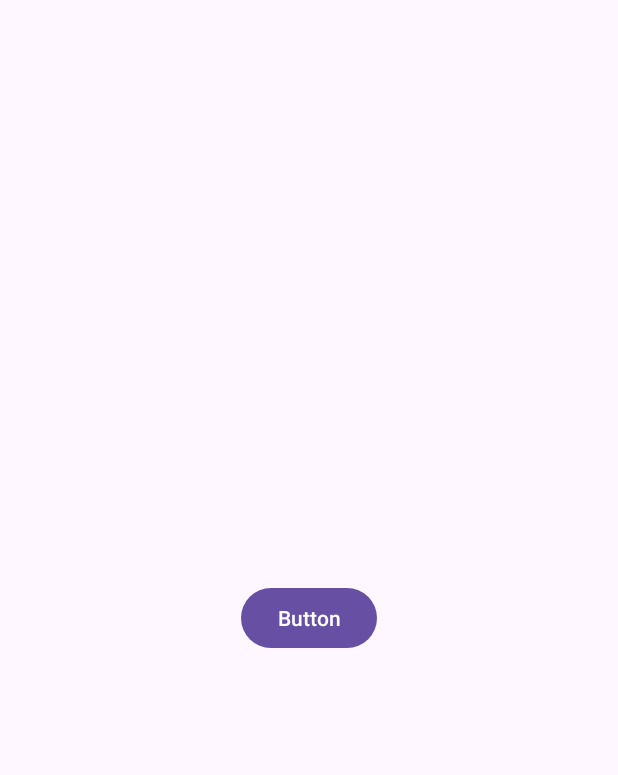
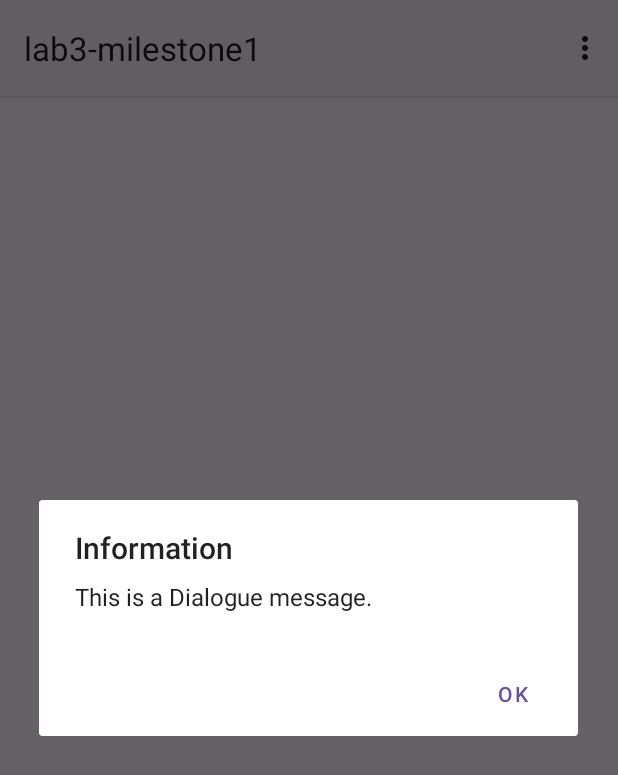
Before and after one commit to inglettronald/lab3-milestone1, an Android app: the screen it shows after launch (MainActivity), after a tap on "Button", on a phone screen of 412 x 824 dp. Shown: the top 775 px of the screen. Run offline under Robolectric (Android 15) with nearby library versions, the phone set to English and light mode, and no system bars.

Commit message:
implement milestone 1

```diff
--- /dev/null
+++ b/app/src/main/java/com/cs407/lab3_milestone1/ExampleDialog.java
@@ -0,0 +1,22 @@
+package com.cs407.lab3_milestone1;
+
+import android.app.AlertDialog;
+import android.app.Dialog;
+import android.os.Bundle;
+
+import androidx.annotation.NonNull;
+import androidx.annotation.Nullable;
+import androidx.appcompat.app.AppCompatDialogFragment;
+
+public class ExampleDialog extends AppCompatDialogFragment {
+
+    @NonNull
+    @Override
+    public Dialog onCreateDialog(@Nullable Bundle savedInstanceState) {
+        AlertDialog.Builder result = new AlertDialog.Builder(getActivity())
+                .setTitle("Information")
+                .setMessage("This is a Dialogue message.")
+                .setPositiveButton("ok", (dialogInterface, i) -> {});
+        return result.create();
+    }
+}
--- a/app/src/main/java/com/cs407/lab3_milestone1/MainActivity.java
+++ b/app/src/main/java/com/cs407/lab3_milestone1/MainActivity.java
@@ -1,10 +1,15 @@
 package com.cs407.lab3_milestone1;
 
+import androidx.annotation.NonNull;
 import androidx.appcompat.app.AppCompatActivity;
 
 import android.os.Bundle;
+import android.view.Menu;
+import android.view.MenuInflater;
+import android.view.MenuItem;
 import android.view.View;
 import android.widget.Button;
+import android.widget.Toast;
 
 public class MainActivity extends AppCompatActivity {
 
@@ -17,6 +22,37 @@ public class MainActivity extends AppCompatActivity {
     }
 
     public void openDialog() {
+        ExampleDialog exampleDialog = new ExampleDialog();
+        exampleDialog.show(getSupportFragmentManager(), "exampleDialog");
+    }
 
+    @Override
+    public boolean onCreateOptionsMenu(Menu menu) {
+        MenuInflater inflater = getMenuInflater();
+        inflater.inflate(R.menu.example_menu, menu);
+        return true;
+    }
+
+    @Override
+    public boolean onOptionsItemSelected(@NonNull MenuItem item) {
+        int itemId = item.getItemId();
+
+        if (itemId == R.id.item1) {
+            Toast.makeText(this, "Item 1 selected", Toast.LENGTH_SHORT).show();;
+            return true;
+        } else if (itemId == R.id.item2) {
+            Toast.makeText(this, "Item 2 Selected", Toast.LENGTH_SHORT).show();
+            return true;
+        } else if (itemId == R.id.item3) {
+            Toast.makeText(this, "Item 3 Selected", Toast.LENGTH_SHORT).show();
+            return true;
+        } else if (itemId == R.id.subItem1) {
+            Toast.makeText(this, "Sub Item 1 Selected", Toast.LENGTH_SHORT).show();
+            return true;
+        } else if (itemId == R.id.subItem2) {
+            Toast.makeText(this, "Sub Item 2 Selected", Toast.LENGTH_SHORT).show();
+            return true;
+        }
+        return super.onOptionsItemSelected(item);
     }
 }
--- /dev/null
+++ b/app/src/main/res/drawable/ic_icon.xml
@@ -0,0 +1,5 @@
+<vector android:height="24dp" android:tint="#000000"
+    android:viewportHeight="24" android:viewportWidth="24"
+    android:width="24dp" xmlns:android="http://schemas.android.com/apk/res/android">
+    <path android:fillColor="@android:color/white" android:pathData="M19.75,8c-0.69,0 -1.25,0.56 -1.25,1.25V15H18c-1.65,0 -3,1.35 -3,3h-1c0,-2.04 1.53,-3.72 3.5,-3.97l0,-10.78C17.5,2.56 16.94,2 16.25,2C15.56,2 15,2.56 15,3.25V11h-1V1.25C14,0.56 13.44,0 12.75,0S11.5,0.56 11.5,1.25V11h-1V2.75c0,-0.69 -0.56,-1.25 -1.25,-1.25S8,2.06 8,2.75V12H7V5.75C7,5.06 6.44,4.5 5.75,4.5S4.5,5.06 4.5,5.75v10c0,4.56 3.69,8.25 8.25,8.25S21,20.31 21,15.75v-6.5C21,8.56 20.44,8 19.75,8z"/>
+</vector>
--- /dev/null
+++ b/app/src/main/res/menu/example_menu.xml
@@ -0,0 +1,29 @@
+<?xml version="1.0" encoding="utf-8"?>
+<menu xmlns:android="http://schemas.android.com/apk/res/android">
+
+    <item
+        android:id="@+id/item1"
+        android:icon="@drawable/ic_icon"
+        android:title="Item 1" />
+    <item
+        android:id="@+id/item2"
+        android:title="Item 2" />
+    <item
+        android:id="@+id/item3"
+        android:title="Item 3" >
+        <menu>
+
+            <item
+                android:id="@+id/subItem1"
+                android:layout_width="wrap_content"
+                android:layout_height="wrap_content"
+                android:title="Sub Item 1" />
+            <item
+                android:id="@+id/subItem2"
+                android:layout_width="wrap_content"
+                android:layout_height="wrap_content"
+                android:title="Sub Item 2" />
+        </menu>
+    </item>
+
+</menu>
--- a/app/src/main/res/values/themes.xml
+++ b/app/src/main/res/values/themes.xml
@@ -1,6 +1,6 @@
 <resources xmlns:tools="http://schemas.android.com/tools">
     <!-- Base application theme. -->
-    <style name="Base.Theme.Lab3milestone1" parent="Theme.Material3.DayNight.NoActionBar">
+    <style name="Base.Theme.Lab3milestone1" parent="Theme.Material3.DayNight">
         <!-- Customize your light theme here. -->
         <!-- <item name="colorPrimary">@color/my_light_primary</item> -->
     </style>
```
